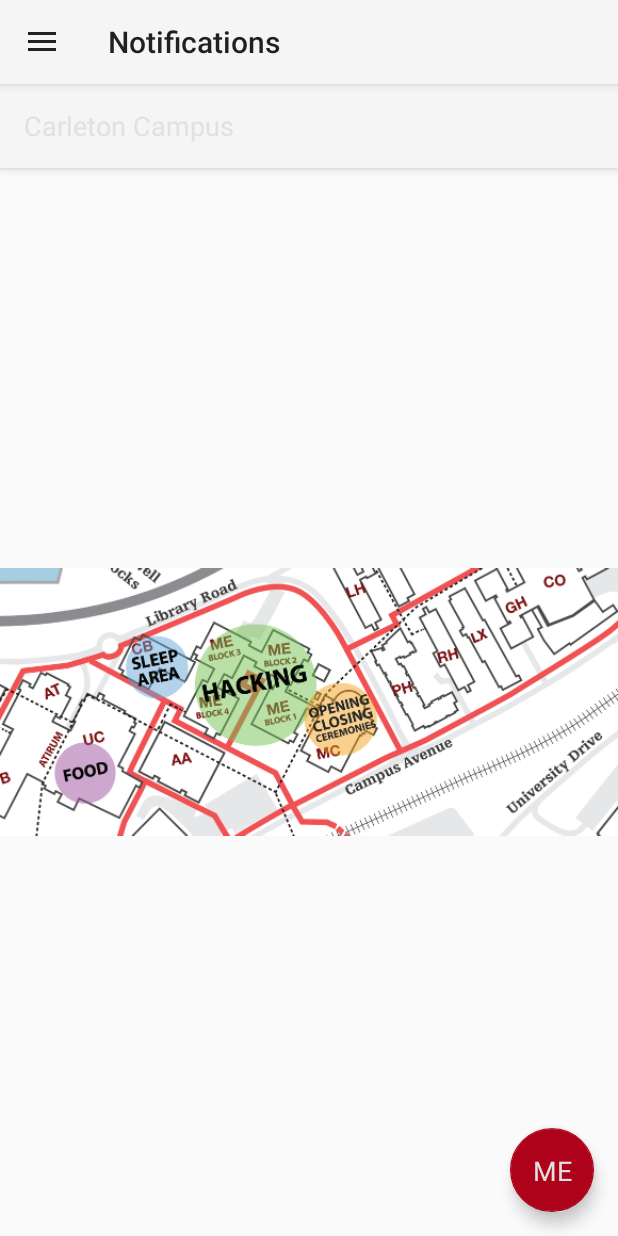
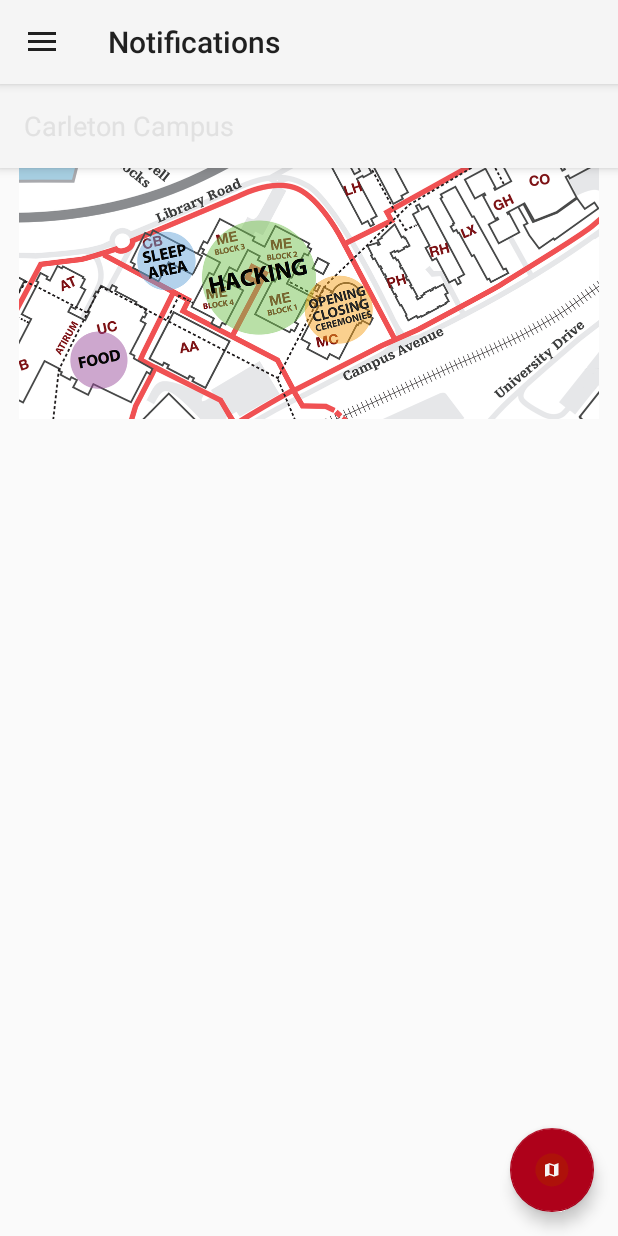
Before and after one commit to cuhacking/CUHackingApp, an Android app: the fragment MapFragment placed in its activity, on a phone screen of 412 x 824 dp. Run offline under Robolectric (Android 15) with nearby library versions, the phone set to English and light mode, and no system bars; our stand-ins replace Volley; network calls fail; 1 statement that could not run was skipped.

Commit message:
Redid fab layout

```diff
--- a/App/app/src/main/java/ca/carleton/three_thousand_chore/comp3004/fragments/MapFragment.java
+++ b/App/app/src/main/java/ca/carleton/three_thousand_chore/comp3004/fragments/MapFragment.java
@@ -19,13 +19,12 @@
 
 public class MapFragment extends Fragment {
     ImageView map;
+    ImageView map2;
+    FloatingActionButton fab;
     FloatingActionButton me;
-    FloatingActionButton me3;
-    FloatingActionButton me4;
     FloatingActionButton cu;
     TextView cuText;
-    TextView me3Text;
-    TextView me4Text;
+    TextView meText;
     TextView toolbarText;
 
 
@@ -37,70 +36,60 @@
     @Nullable
     @Override
     public View onCreateView(LayoutInflater inflater, @Nullable ViewGroup container, Bundle savedInstanceState) {
-        View v = inflater.inflate(R.layout.activity_map, null);
-        me = v.findViewById(R.id.fabME);
-        me3 = v.findViewById(R.id.fabMeFloor3);
-        me4 = v.findViewById(R.id.fabMeFloor4);
+        final View v = inflater.inflate(R.layout.activity_map, null);
+        fab = v.findViewById(R.id.fab);
+        me = v.findViewById(R.id.fabMe);
         cu = v.findViewById(R.id.fabCU);
         map = v.findViewById(R.id.map_image);
+        map2 = v.findViewById(R.id.map_image2);
+        meText = v.findViewById(R.id.meText);
         cuText = v.findViewById(R.id.cuText);
-        me3Text = v.findViewById(R.id.meFloor3Text);
-        me4Text = v.findViewById(R.id.meFloor4Text);
         toolbarText = v.findViewById(R.id.toolbarText);
+
+
+        fab.setOnClickListener(new View.OnClickListener() {
+            @Override
+            public void onClick(View view) {
+                if(cuText.getVisibility() == View.INVISIBLE){
+                    cu.show();
+                    me.show();
+                    cuText.setVisibility(View.VISIBLE);
+                    meText.setVisibility(View.VISIBLE);
+                }
+                else{
+                    cu.hide();
+                    me.hide();
+                    cuText.setVisibility(View.INVISIBLE);
+                    meText.setVisibility(View.INVISIBLE);
+                }
+
+            }
+        });
 
         cu.setOnClickListener(new View.OnClickListener() {
             @Override
             public void onClick(View view) {
-                cu.hide();
-                cuText.setVisibility(View.INVISIBLE);
                 map.setImageResource(R.mipmap.exterior_map);
                 toolbarText.setText("Carleton Campus");
+                cu.hide();
+                me.hide();
+                map2.setVisibility(View.INVISIBLE);
+                cuText.setVisibility(View.INVISIBLE);
+                meText.setVisibility(View.INVISIBLE);
             }
         });
 
         me.setOnClickListener(new View.OnClickListener() {
             @Override
             public void onClick(View view) {
-                if(me3.getVisibility() == View.VISIBLE){
-                    me3.hide();
-                    me4.hide();
-                    me3Text.setVisibility(View.INVISIBLE);
-                    me4Text.setVisibility(View.INVISIBLE);
-                }
-                else{
-                    me3.show();
-                    me4.show();
-                    me3Text.setVisibility(View.VISIBLE);
-                    me4Text.setVisibility(View.VISIBLE);
-                }
-            }
-        });
-
-        me4.setOnClickListener(new View.OnClickListener() {
-            @Override
-            public void onClick(View view) {
-                map.setImageResource(R.mipmap.me4);
-                me3.hide();
-                me4.hide();
-                cu.show();
-                cuText.setVisibility(View.VISIBLE);
-                me3Text.setVisibility(View.INVISIBLE);
-                me4Text.setVisibility(View.INVISIBLE);
-                toolbarText.setText("Mackenzie 4th Floor");
-            }
-        });
-
-        me3.setOnClickListener(new View.OnClickListener() {
-            @Override
-            public void onClick(View view) {
+                toolbarText.setText("Mackenzie");
                 map.setImageResource(R.mipmap.me3);
-                me3.hide();
-                me4.hide();
-                cu.show();
-                cuText.setVisibility(View.VISIBLE);
-                me3Text.setVisibility(View.INVISIBLE);
-                me4Text.setVisibility(View.INVISIBLE);
-                toolbarText.setText("Mackenzie 3rd Floor");
+                map2.setImageResource(R.mipmap.me4);
+                map2.setVisibility(View.VISIBLE);
+                cu.hide();
+                me.hide();
+                cuText.setVisibility(View.INVISIBLE);
+                meText.setVisibility(View.INVISIBLE);
             }
         });
 
--- a/App/app/src/main/res/layout/activity_map.xml
+++ b/App/app/src/main/res/layout/activity_map.xml
@@ -37,73 +37,52 @@
         android:id="@+id/include2" />
 
     <android.support.design.widget.FloatingActionButton
-        android:id="@+id/fabME"
+        android:id="@+id/fab"
         android:layout_width="wrap_content"
         android:layout_height="wrap_content"
         android:layout_gravity="bottom|end"
+        android:scaleType="center"
         app:backgroundTint="@color/colorPrimary"
-        android:layout_margin="@dimen/fab_margin"/>
+        android:layout_margin="@dimen/fab_margin"
+        app:srcCompat="@mipmap/ic_shortcut_map" />
 
-    <TextView android:layout_height="wrap_content"
+    <android.support.design.widget.FloatingActionButton
+        android:id="@+id/fabSpace"
         android:layout_width="wrap_content"
+        android:layout_height="wrap_content"
+        app:layout_anchor="@id/fab"
+        android:visibility="invisible"
+        app:fabSize="mini"
+        app:layout_anchorGravity="center|top" />
+
+    <android.support.design.widget.FloatingActionButton
+        android:id="@+id/fabMe"
+        android:layout_width="wrap_content"
+        android:layout_height="wrap_content"
+        android:layout_gravity="top|center"
+        android:visibility="invisible"
+        app:backgroundTint="@color/colorPrimary"
+        app:fabSize="mini"
+        app:layout_anchor="@id/fabSpace"
+        app:layout_anchorGravity="top|center" />
+
+    <TextView
+        android:id="@+id/meText"
+        android:layout_width="wrap_content"
+        android:layout_height="wrap_content"
+        android:elevation="6dp"
         android:text="ME"
-        android:elevation="6dp"
+        android:textColor="@color/colorWhite"
         android:textSize="18dp"
-        android:textColor="@color/colorWhite"
-        app:layout_anchor="@id/fabME"
+        android:visibility="invisible"
+        app:layout_anchor="@+id/fabMe"
         app:layout_anchorGravity="center"/>
 
     <android.support.design.widget.FloatingActionButton
-        android:id="@+id/fabMeFloor4"
+        android:id="@+id/fabSpace2"
         android:layout_width="wrap_content"
         android:layout_height="wrap_content"
-        android:layout_gravity="left|center"
-        android:adjustViewBounds="false"
-        android:visibility="invisible"
-        app:backgroundTint="@color/colorPrimaryDark"
-        app:fabSize="mini"
-        app:layout_anchor="@id/fabME"
-        app:layout_anchorGravity="left|center" />
-
-    <TextView android:layout_height="wrap_content"
-        android:id="@+id/meFloor4Text"
-        android:layout_width="wrap_content"
-        android:text="4"
-        android:elevation="6dp"
-        android:textSize="18dp"
-        android:textColor="@color/colorWhite"
-        android:visibility="invisible"
-        app:layout_anchor="@id/fabMeFloor4"
-        app:layout_anchorGravity="center"/>
-
-    <android.support.design.widget.FloatingActionButton
-        android:id="@+id/fabMeFloor3"
-        android:layout_width="wrap_content"
-        android:layout_height="wrap_content"
-        android:layout_gravity="left|center"
-        android:visibility="invisible"
-        app:backgroundTint="@color/colorPrimaryDark"
-        app:fabSize="mini"
-        app:layout_anchor="@id/fabMeFloor4"
-        app:layout_anchorGravity="left|center" />
-
-    <TextView
-        android:id="@+id/meFloor3Text"
-        android:layout_width="wrap_content"
-        android:layout_height="wrap_content"
-        android:elevation="6dp"
-        android:text="3"
-        android:textColor="@color/colorWhite"
-        android:textSize="18dp"
-        android:visibility="invisible"
-        app:layout_anchor="@+id/fabMeFloor3"
-        app:layout_anchorGravity="center"/>
-
-    <android.support.design.widget.FloatingActionButton
-        android:id="@+id/fab"
-        android:layout_width="wrap_content"
-        android:layout_height="wrap_content"
-        app:layout_anchor="@id/fabME"
+        app:layout_anchor="@id/fabMe"
         android:visibility="invisible"
         android:paddingTop="10dp"
         android:paddingBottom="10dp"
@@ -113,9 +92,10 @@
         android:id="@+id/fabCU"
         android:layout_width="wrap_content"
         android:layout_height="wrap_content"
-        app:layout_anchor="@id/fab"
+        app:layout_anchor="@id/fabSpace2"
         app:layout_anchorGravity="center|top"
         android:visibility="invisible"
+        app:fabSize="mini"
         android:layout_margin="@dimen/fab_margin"
         app:backgroundTint="@color/colorPrimary" />
 
--- a/App/app/src/main/res/layout/content_map.xml
+++ b/App/app/src/main/res/layout/content_map.xml
@@ -7,12 +7,19 @@
     android:orientation="vertical"
     app:layout_behavior="@string/appbar_scrolling_view_behavior"
     tools:context="ca.carleton.three_thousand_chore.comp3004.MainActivity"
-    tools:showIn="@layout/activity_map">
+    tools:showIn="@layout/activity_map"
+    android:id="@+id/mapLinearLayout">
     <ImageView
         android:id="@+id/map_image"
         android:scaleType="fitCenter"
         android:layout_width="match_parent"
-        android:layout_height="match_parent"
+        android:layout_height="wrap_content"
         android:contentDescription="@string/map_of_carleton"
         android:src="@mipmap/exterior_map" />
+    <ImageView
+        android:id="@+id/map_image2"
+        android:layout_width="match_parent"
+        android:layout_height="match_parent"
+        android:visibility="invisible"
+        android:src="@mipmap/me4" />
 </LinearLayout>
```
